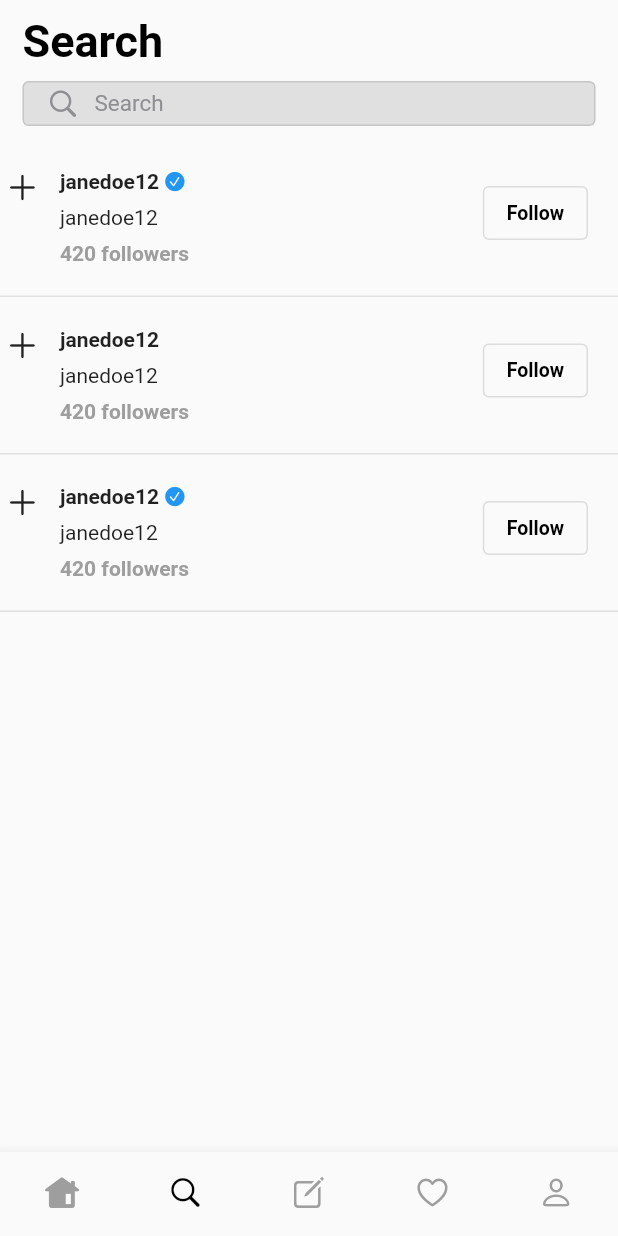
After one commit to MehmetUstek/threads_clone_flutter, a Flutter app: the screen it shows after launch, item 2 of the bottom bar chosen, on a phone screen of 412 x 824 dp. The commit adds this screen. Run offline on Flutter 3.47's test engine with Material 2 defaults, Android fonts, the phone set to English and light mode, and no system bars; network calls fail.

Commit message:
Search Page

```diff
--- a/lib/Entry.dart
+++ b/lib/components/entry.dart
@@ -1,6 +1,6 @@
 import 'package:flutter/cupertino.dart';
 import 'package:flutter/material.dart';
-import 'package:threads_clone/components/entry_dto.dart';
+import 'package:threads_clone/dtos/entry_dto.dart';
 import 'package:threads_clone/utils/text_utils.dart';
 import 'package:threads_clone/utils/utils.dart';
 
--- /dev/null
+++ b/lib/components/profile_card.dart
@@ -0,0 +1,129 @@
+import 'package:flutter/cupertino.dart';
+import 'package:flutter/material.dart';
+import 'package:threads_clone/utils/utils.dart';
+
+import '../dtos/profile_dto.dart';
+import '../styles/text_styles.dart';
+
+class ProfileCard extends StatefulWidget {
+  const ProfileCard({super.key, required this.profileDTO});
+
+  final ProfileDTO profileDTO;
+
+  @override
+  State<ProfileCard> createState() => _EntryState();
+}
+
+class _EntryState extends State<ProfileCard> {
+  @override
+  Widget build(BuildContext context) {
+    ProfileDTO profileDTO = widget.profileDTO;
+    final String username = profileDTO.username;
+    final bool isVerifiedUser = profileDTO.isVerifiedUser;
+    final String? profilePhotoPath = profileDTO.profilePhotoPath;
+    final String userBio = profileDTO.userBio;
+    final int followerCount = profileDTO.followerCount;
+
+    return Padding(
+      padding: const EdgeInsets.only(top: 20),
+      child: InkWell(
+        child: SizedBox(
+          width: MediaQuery.of(context).size.width,
+          child: Column(
+            children: [
+              Row(
+                mainAxisAlignment: MainAxisAlignment.start,
+                crossAxisAlignment: CrossAxisAlignment.start,
+                children: [
+                  Container(
+                    child: const Icon(CupertinoIcons.add),
+                    width: iconWidth,
+                  ),
+                  Expanded(
+                    flex: 3,
+                    child: Padding(
+                      padding: const EdgeInsets.symmetric(
+                          horizontal: paddingToTheSides),
+                      child: Column(
+                        crossAxisAlignment: CrossAxisAlignment.start,
+                        children: [
+                          Row(
+                            crossAxisAlignment: CrossAxisAlignment.center,
+                            children: [
+                              Text(
+                                username,
+                                style: TextStyle(fontWeight: FontWeight.bold),
+                              ),
+                              if (isVerifiedUser)
+                                Padding(
+                                  padding: EdgeInsets.only(
+                                      left: blueTickLeftPadding),
+                                  child: Icon(
+                                    CupertinoIcons.check_mark_circled_solid,
+                                    color: Colors.blue,
+                                    size: 15,
+                                  ),
+                                ),
+                            ],
+                          ),
+                          Padding(
+                            padding:
+                                const EdgeInsets.only(top: usernameTextPadding),
+                            child: SizedBox(
+                              width: bioMaxWidth(context),
+                              child: Text(
+                                userBio,
+                                style: TextStyle(fontWeight: FontWeight.normal),
+                              ),
+                            ),
+                          ),
+                          Padding(
+                            padding: EdgeInsets.only(top: usernameTextPadding),
+                            child: Text(
+                              "$followerCount followers",
+                              style: TextStyle(
+                                  color: Colors.grey,
+                                  fontWeight: FontWeight.bold),
+                            ),
+                          ),
+                        ],
+                      ),
+                    ),
+                  ),
+                  Padding(
+                    padding: const EdgeInsets.only(
+                      right: 20,
+                      top: 5,
+                      left: 10,
+                    ),
+                    child: Expanded(
+                      flex: 1,
+                      child: SizedBox(
+                        child: OutlinedButton(
+                          style: OutlinedButton.styleFrom(),
+                          onPressed: () => {},
+                          child: Text(
+                            "Follow",
+                            style: followTextStyle(),
+                          ),
+                        ),
+                      ),
+                    ),
+                  ),
+                ],
+              ),
+              Padding(
+                padding: const EdgeInsets.only(top: 20),
+                child: Container(
+                  color: Colors.grey.shade300,
+                  width: MediaQuery.of(context).size.width,
+                  height: 1,
+                ),
+              ),
+            ],
+          ),
+        ),
+      ),
+    );
+  }
+}
--- /dev/null
+++ b/lib/dtos/profile_dto.dart
@@ -0,0 +1,30 @@
+class ProfileDTO {
+  final int followerCount;
+  final String username;
+  final String userBio;
+  final String? profilePhotoPath;
+  final bool isVerifiedUser;
+
+  ProfileDTO({
+    required this.followerCount,
+    required this.username,
+    required this.userBio,
+    this.profilePhotoPath,
+    this.isVerifiedUser = false,
+  });
+
+  ProfileDTO.fromJson(Map<String, dynamic> json)
+      : followerCount = json['followerCount'],
+        username = json['username'],
+        userBio = json['userBio'],
+        isVerifiedUser = json['isVerifiedUser'],
+        profilePhotoPath = json['profilePhotoPath'];
+
+  Map<String, dynamic> toJson() => {
+        'followerCount': followerCount,
+        'username': username,
+        'userBio': userBio,
+        'profilePhotoPath': profilePhotoPath,
+        'isVerifiedUser': isVerifiedUser,
+      };
+}
--- a/lib/main.dart
+++ b/lib/main.dart
@@ -1,11 +1,13 @@
 import 'package:flutter/cupertino.dart';
 import 'package:flutter/material.dart';
+import 'package:threads_clone/pages/home_page.dart';
+import 'package:threads_clone/pages/search_page.dart';
 import 'package:threads_clone/utils/entry_data.dart';
 import 'package:threads_clone/utils/text_utils.dart';
 import 'package:threads_clone/utils/utils.dart';
 
-import 'Entry.dart';
-import 'components/entry_dto.dart';
+import 'components/entry.dart';
+import 'dtos/entry_dto.dart';
 
 void main() {
   runApp(const MyApp());
@@ -40,14 +42,8 @@ class _MyHomePageState extends State<MyHomePage> {
   static const TextStyle optionStyle =
       TextStyle(fontSize: 30, fontWeight: FontWeight.bold);
   static const List<Widget> _widgetOptions = <Widget>[
-    Text(
-      'Index 0: Home',
-      style: optionStyle,
-    ),
-    Text(
-      'Index 1: Business',
-      style: optionStyle,
-    ),
+    HomePage(),
+    SearchPage(),
     Text(
       'Index 2: School',
       style: optionStyle,
@@ -94,40 +90,7 @@ class _MyHomePageState extends State<MyHomePage> {
         selectedItemColor: Colors.black,
         onTap: _onItemTapped,
       ),
-      body: SafeArea(
-        child: Center(
-          child: RefreshIndicator(
-            color: Colors.white,
-            backgroundColor: Colors.deepOrange,
-
-            onRefresh: () async {
-              // Replace this delay with the code to be executed during refresh
-              // and return asynchronous code
-              //TODO: Update data when refreshed.
-              return Future<void>.value(
-                  entry_data.map((i) => EntryDTO.fromJson(i)).toList());
-            },
-            // This check is used to customize listening to scroll notifications
-            // from the widget's children.
-            //
-            // By default this is set to `notification.depth == 0`, which ensures
-            // the only the scroll notifications from the first child are listened to.
-            //
-            // Here setting `notification.depth == 1` triggers the refresh indicator
-            // when overscrolling the nested scroll view.
-            // notificationPredicate: (ScrollNotification notification) {
-            //   return notification.depth == 1;
-            // },
-            child: ListView.builder(
-                itemCount: entry_data.length,
-                itemBuilder: (BuildContext context, int index) {
-                  return Entry(
-                    entryDTO: EntryDTO.fromJson(entry_data[index]),
-                  );
-                }),
-          ),
-        ),
-      ),
+      body: SafeArea(child: _widgetOptions[_selectedIndex]),
     );
   }
 }
--- /dev/null
+++ b/lib/pages/home_page.dart
@@ -0,0 +1,50 @@
+import 'package:flutter/material.dart';
+import 'package:threads_clone/components/entry.dart';
+import 'package:threads_clone/utils/entry_data.dart';
+
+import '../dtos/entry_dto.dart';
+
+class HomePage extends StatefulWidget {
+  const HomePage({Key? key}) : super(key: key);
+
+  @override
+  State<HomePage> createState() => _HomePageState();
+}
+
+class _HomePageState extends State<HomePage> {
+  @override
+  Widget build(BuildContext context) {
+    return Center(
+      child: RefreshIndicator(
+        color: Colors.white,
+        backgroundColor: Colors.deepOrange,
+
+        onRefresh: () async {
+          // Replace this delay with the code to be executed during refresh
+          // and return asynchronous code
+          //TODO: Update data when refreshed.
+          return Future<void>.value(
+              entry_data.map((i) => EntryDTO.fromJson(i)).toList());
+        },
+        // This check is used to customize listening to scroll notifications
+        // from the widget's children.
+        //
+        // By default this is set to `notification.depth == 0`, which ensures
+        // the only the scroll notifications from the first child are listened to.
+        //
+        // Here setting `notification.depth == 1` triggers the refresh indicator
+        // when overscrolling the nested scroll view.
+        // notificationPredicate: (ScrollNotification notification) {
+        //   return notification.depth == 1;
+        // },
+        child: ListView.builder(
+            itemCount: entry_data.length,
+            itemBuilder: (BuildContext context, int index) {
+              return Entry(
+                entryDTO: EntryDTO.fromJson(entry_data[index]),
+              );
+            }),
+      ),
+    );
+  }
+}
--- /dev/null
+++ b/lib/pages/search_page.dart
@@ -0,0 +1,71 @@
+import 'package:flutter/cupertino.dart';
+import 'package:flutter/material.dart';
+import 'package:threads_clone/styles/color_styles.dart';
+import 'package:threads_clone/styles/text_styles.dart';
+
+import '../components/profile_card.dart';
+import '../dtos/profile_dto.dart';
+import '../utils/search_data.dart';
+
+class SearchPage extends StatefulWidget {
+  const SearchPage({Key? key}) : super(key: key);
+
+  @override
+  State<SearchPage> createState() => _SearchPageState();
+}
+
+class _SearchPageState extends State<SearchPage> {
+  @override
+  Widget build(BuildContext context) {
+    return Padding(
+      padding: const EdgeInsets.only(top: 10),
+      child: Column(
+        mainAxisAlignment: MainAxisAlignment.start,
+        crossAxisAlignment: CrossAxisAlignment.start,
+        children: <Widget>[
+          Padding(
+            padding: const EdgeInsets.only(left: 15),
+            child: Text(
+              "Search",
+              style: header(),
+            ),
+          ),
+          Padding(
+              padding: const EdgeInsets.symmetric(horizontal: 15),
+              child: OutlinedButton(
+                onPressed: () {},
+                style: OutlinedButton.styleFrom(
+                    backgroundColor: Colors.grey[300],
+                    minimumSize: Size.fromHeight(30)),
+                child: Row(
+                    mainAxisAlignment: MainAxisAlignment.start,
+                    crossAxisAlignment: CrossAxisAlignment.center,
+                    children: [
+                      Icon(
+                        CupertinoIcons.search,
+                        color: darkGrey,
+                        size: 22,
+                      ),
+                      Padding(
+                        padding: const EdgeInsets.only(left: 10),
+                        child: Text(
+                          "Search",
+                          style: smallText(),
+                        ),
+                      )
+                    ]),
+              )),
+          Expanded(
+            child: ListView.builder(
+                itemCount: search_data.length,
+                itemBuilder: (BuildContext context, int index) {
+                  return ProfileCard(
+                    profileDTO: ProfileDTO.fromJson(search_data[index]),
+                  );
+                }),
+          ),
+        ],
+      ),
+    );
+  }
+}
--- /dev/null
+++ b/lib/styles/color_styles.dart
@@ -0,0 +1,4 @@
+import 'package:flutter/cupertino.dart';
+import 'package:flutter/material.dart';
+
+Color? darkGrey = CupertinoColors.systemGrey;
--- /dev/null
+++ b/lib/styles/text_styles.dart
@@ -0,0 +1,9 @@
+import 'package:flutter/material.dart';
+import 'package:threads_clone/styles/color_styles.dart';
+
+TextStyle? header() =>
+    TextStyle(fontSize: 30, fontWeight: FontWeight.bold, color: Colors.black);
+TextStyle? smallText() =>
+    TextStyle(fontSize: 15, fontWeight: FontWeight.normal, color: darkGrey);
+TextStyle? followTextStyle() =>
+    TextStyle(fontSize: 13, fontWeight: FontWeight.bold, color: Colors.black);
--- a/lib/utils/entry_data.dart
+++ b/lib/utils/entry_data.dart
@@ -1,4 +1,4 @@
-import 'package:threads_clone/components/entry_dto.dart';
+import 'package:threads_clone/dtos/entry_dto.dart';
 import 'package:threads_clone/utils/text_utils.dart';
 import 'package:threads_clone/utils/utils.dart';
 import 'package:uuid/uuid.dart';
--- /dev/null
+++ b/lib/utils/search_data.dart
@@ -0,0 +1,24 @@
+import 'package:threads_clone/utils/utils.dart';
+import 'package:uuid/uuid.dart';
+
+var uuid = Uuid();
+final List search_data = [
+  {
+    "followerCount": randomNumberGenerator(),
+    "username": "janedoe12",
+    "isVerifiedUser": true,
+    "userBio": "janedoe12",
+  },
+  {
+    "followerCount": randomNumberGenerator(),
+    "username": "janedoe12",
+    "isVerifiedUser": false,
+    "userBio": "janedoe12",
+  },
+  {
+    "followerCount": randomNumberGenerator(),
+    "username": "janedoe12",
+    "isVerifiedUser": true,
+    "userBio": "janedoe12",
+  },
+];
--- a/lib/utils/utils.dart
+++ b/lib/utils/utils.dart
@@ -1,5 +1,6 @@
+import 'dart:math';
+
 import 'package:flutter/cupertino.dart';
-import 'dart:math';
 
 const double iconWidth = 30;
 const double paddingToTheSides = 10;
@@ -9,8 +10,11 @@ const double photoPadding = 12;
 const double blueTickLeftPadding = 3;
 const double iconSize = 21;
 const double iconSpacing = 10;
+
 double entryMaxWidth(context) =>
     MediaQuery.of(context).size.width - textPadding;
+
+double bioMaxWidth(context) => 200;
 
 double photoMaxWidth(context) =>
     MediaQuery.of(context).size.width - textPadding - 10;
```
Also changed, not shown: lib/dtos/entry_dto.dart (renamed from lib/components/entry_dto.dart).
